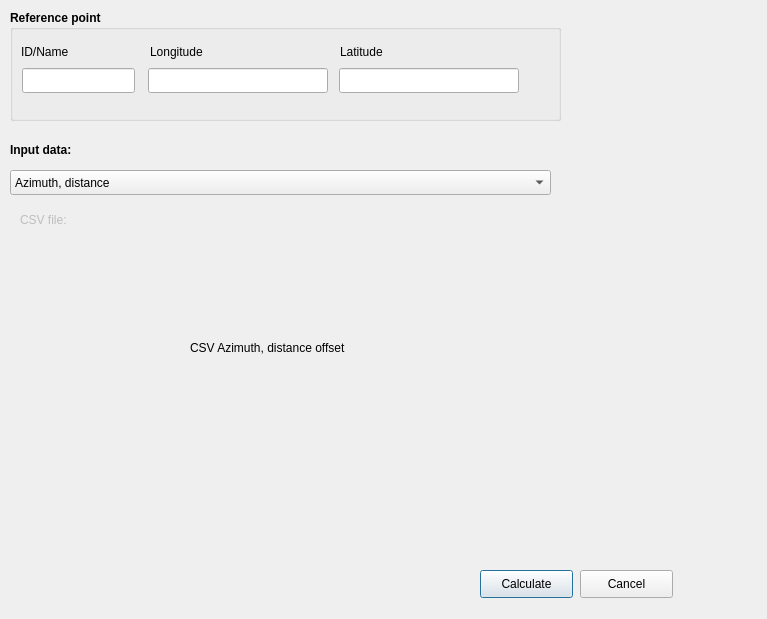
The window that aviation_lon_lat_calculator/aviation_lon_lat_calculator_dialog_base.ui (strpaw/qgis3-aviation-lonlat-calculator) describes before a commit, drawn with Qt 5.
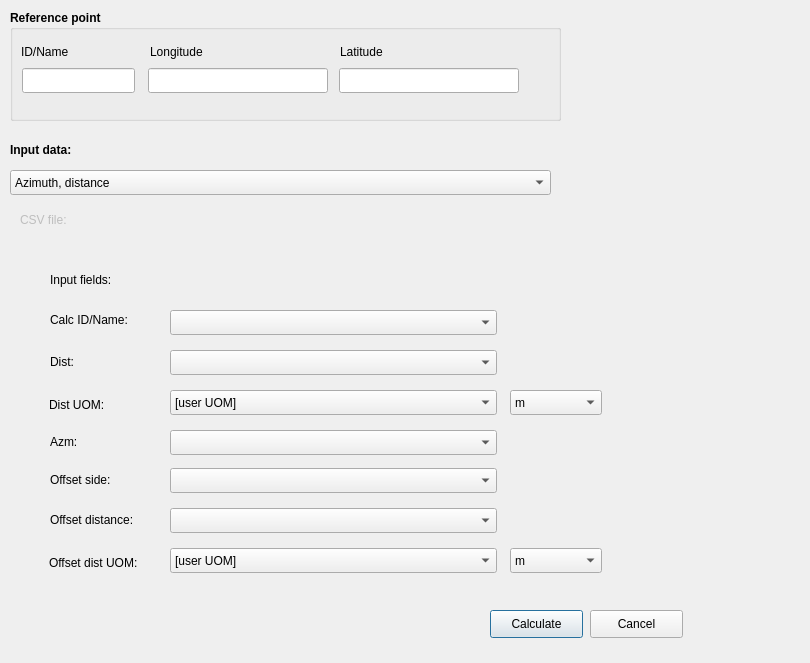
The same window after the commit. The open tabs and pages were chosen to show the change. Custom widgets are drawn as their Qt base class.

Commit message: Add CSV GUI layout for azimuth, distance offset and cartesian

What changed in the file:
```diff
--- a/aviation_lon_lat_calculator/aviation_lon_lat_calculator_dialog_base.ui
+++ b/aviation_lon_lat_calculator/aviation_lon_lat_calculator_dialog_base.ui
@@ -6,8 +6,8 @@
    <rect>
     <x>0</x>
     <y>0</y>
-    <width>767</width>
-    <height>619</height>
+    <width>810</width>
+    <height>663</height>
    </rect>
   </property>
   <property name="windowTitle">
@@ -201,8 +201,8 @@
     <rect>
      <x>20</x>
      <y>240</y>
-     <width>688</width>
-     <height>291</height>
+     <width>691</width>
+     <height>341</height>
     </rect>
    </property>
    <property name="currentIndex">
@@ -885,19 +885,260 @@
     </widget>
    </widget>
    <widget class="QWidget" name="page_5">
+    <widget class="QComboBox" name="comboBoxAdoCSVFieldAzimuth">
+     <property name="geometry">
+      <rect>
+       <x>150</x>
+       <y>190</y>
+       <width>327</width>
+       <height>25</height>
+      </rect>
+     </property>
+    </widget>
     <widget class="QLabel" name="label_13">
      <property name="geometry">
       <rect>
-       <x>170</x>
-       <y>100</y>
-       <width>211</width>
+       <x>30</x>
+       <y>32</y>
+       <width>251</width>
        <height>16</height>
       </rect>
      </property>
      <property name="text">
-      <string>CSV Azimuth, distance offset</string>
+      <string>Input fields:</string>
      </property>
     </widget>
+    <widget class="QComboBox" name="comboBoxAdoCSVFieldDistanceUOM">
+     <property name="geometry">
+      <rect>
+       <x>150</x>
+       <y>150</y>
+       <width>327</width>
+       <height>25</height>
+      </rect>
+     </property>
+     <item>
+      <property name="text">
+       <string>[user UOM]</string>
+      </property>
+     </item>
+    </widget>
+    <widget class="QComboBox" name="comboBoxAdoUserDistanceUOM">
+     <property name="geometry">
+      <rect>
+       <x>490</x>
+       <y>150</y>
+       <width>92</width>
+       <height>25</height>
+      </rect>
+     </property>
+     <item>
+      <property name="text">
+       <string>m</string>
+      </property>
+     </item>
+     <item>
+      <property name="text">
+       <string>km</string>
+      </property>
+     </item>
+     <item>
+      <property name="text">
+       <string>NM</string>
+      </property>
+     </item>
+     <item>
+      <property name="text">
+       <string>feet</string>
+      </property>
+     </item>
+     <item>
+      <property name="text">
+       <string>SM</string>
+      </property>
+     </item>
+    </widget>
+    <widget class="QComboBox" name="comboBoxAdoCSVFieldCalculatedPointID">
+     <property name="geometry">
+      <rect>
+       <x>150</x>
+       <y>70</y>
+       <width>327</width>
+       <height>25</height>
+      </rect>
+     </property>
+    </widget>
+    <widget class="QLabel" name="label_19">
+     <property name="geometry">
+      <rect>
+       <x>30</x>
+       <y>112</y>
+       <width>68</width>
+       <height>19</height>
+      </rect>
+     </property>
+     <property name="text">
+      <string>Dist:</string>
+     </property>
+    </widget>
+    <widget class="QLabel" name="label_20">
+     <property name="geometry">
+      <rect>
+       <x>30</x>
+       <y>192</y>
+       <width>68</width>
+       <height>19</height>
+      </rect>
+     </property>
+     <property name="text">
+      <string>Azm:</string>
+     </property>
+    </widget>
+    <widget class="QComboBox" name="comboBoxAdoCSVFieldDistanceValue">
+     <property name="geometry">
+      <rect>
+       <x>150</x>
+       <y>110</y>
+       <width>327</width>
+       <height>25</height>
+      </rect>
+     </property>
+    </widget>
+    <widget class="QLabel" name="label_21">
+     <property name="geometry">
+      <rect>
+       <x>29</x>
+       <y>155</y>
+       <width>90</width>
+       <height>19</height>
+      </rect>
+     </property>
+     <property name="text">
+      <string>Dist UOM:</string>
+     </property>
+    </widget>
+    <widget class="QLabel" name="label_22">
+     <property name="geometry">
+      <rect>
+       <x>30</x>
+       <y>70</y>
+       <width>91</width>
+       <height>19</height>
+      </rect>
+     </property>
+     <property name="text">
+      <string>Calc ID/Name:</string>
+     </property>
+    </widget>
+    <widget class="QLabel" name="label_23">
+     <property name="geometry">
+      <rect>
+       <x>30</x>
+       <y>230</y>
+       <width>68</width>
+       <height>19</height>
+      </rect>
+     </property>
+     <property name="text">
+      <string>Offset side:</string>
+     </property>
+    </widget>
+    <widget class="QComboBox" name="comboBoxAdoCSVFieldOffsetSide">
+     <property name="geometry">
+      <rect>
+       <x>150</x>
+       <y>228</y>
+       <width>327</width>
+       <height>25</height>
+      </rect>
+     </property>
+    </widget>
+    <widget class="QLabel" name="label_24">
+     <property name="geometry">
+      <rect>
+       <x>30</x>
+       <y>270</y>
+       <width>91</width>
+       <height>19</height>
+      </rect>
+     </property>
+     <property name="text">
+      <string>Offset distance:</string>
+     </property>
+    </widget>
+    <widget class="QComboBox" name="comboBoxAdoCSVFieldOffsetDistanceValue">
+     <property name="geometry">
+      <rect>
+       <x>150</x>
+       <y>268</y>
+       <width>327</width>
+       <height>25</height>
+      </rect>
+     </property>
+    </widget>
+    <widget class="QLabel" name="label_25">
+     <property name="geometry">
+      <rect>
+       <x>29</x>
+       <y>313</y>
+       <width>90</width>
+       <height>19</height>
+      </rect>
+     </property>
+     <property name="text">
+      <string>Offset dist UOM:</string>
+     </property>
+    </widget>
+    <widget class="QComboBox" name="comboBoxAdoCSVFieldOffsetDistanceUOM">
+     <property name="geometry">
+      <rect>
+       <x>150</x>
+       <y>308</y>
+       <width>327</width>
+       <height>25</height>
+      </rect>
+     </property>
+     <item>
+      <property name="text">
+       <string>[user UOM]</string>
+      </property>
+     </item>
+    </widget>
+    <widget class="QComboBox" name="comboBoxAdoUserOffsetDistanceUOM">
+     <property name="geometry">
+      <rect>
+       <x>490</x>
+       <y>308</y>
+       <width>92</width>
+       <height>25</height>
+      </rect>
+     </property>
+     <item>
+      <property name="text">
+       <string>m</string>
+      </property>
+     </item>
+     <item>
+      <property name="text">
+       <string>km</string>
+      </property>
+     </item>
+     <item>
+      <property name="text">
+       <string>NM</string>
+      </property>
+     </item>
+     <item>
+      <property name="text">
+       <string>feet</string>
+      </property>
+     </item>
+     <item>
+      <property name="text">
+       <string>SM</string>
+      </property>
+     </item>
+    </widget>
    </widget>
    <widget class="QWidget" name="page_6">
     <widget class="QLabel" name="label_14">
@@ -918,8 +1159,8 @@
   <widget class="QPushButton" name="pushButtonCalculate">
    <property name="geometry">
     <rect>
-     <x>480</x>
-     <y>570</y>
+     <x>490</x>
+     <y>610</y>
      <width>93</width>
      <height>28</height>
     </rect>
@@ -931,8 +1172,8 @@
   <widget class="QPushButton" name="pushButtonCancel">
    <property name="geometry">
     <rect>
-     <x>580</x>
-     <y>570</y>
+     <x>590</x>
+     <y>610</y>
      <width>93</width>
      <height>28</height>
     </rect>
```
Left out of the diff: 213 changed lines with no effect on the pictures.
